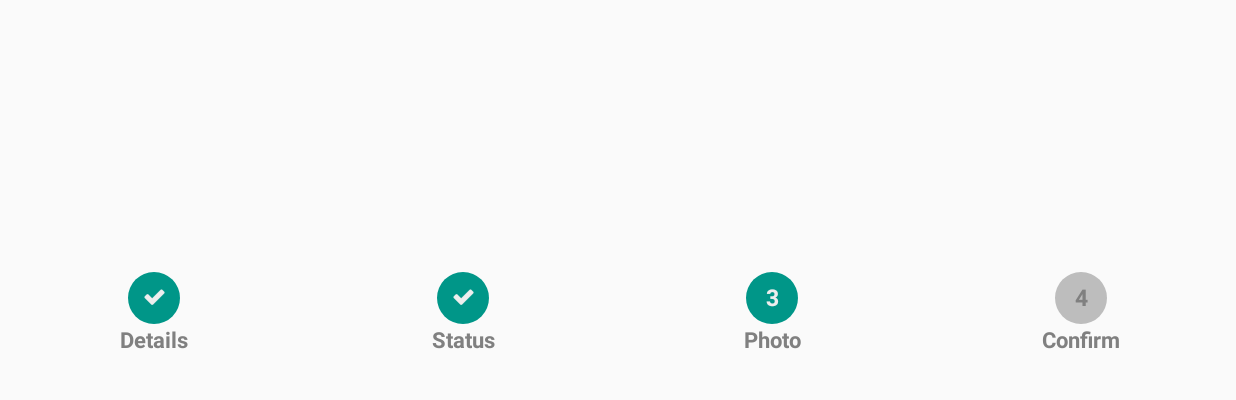
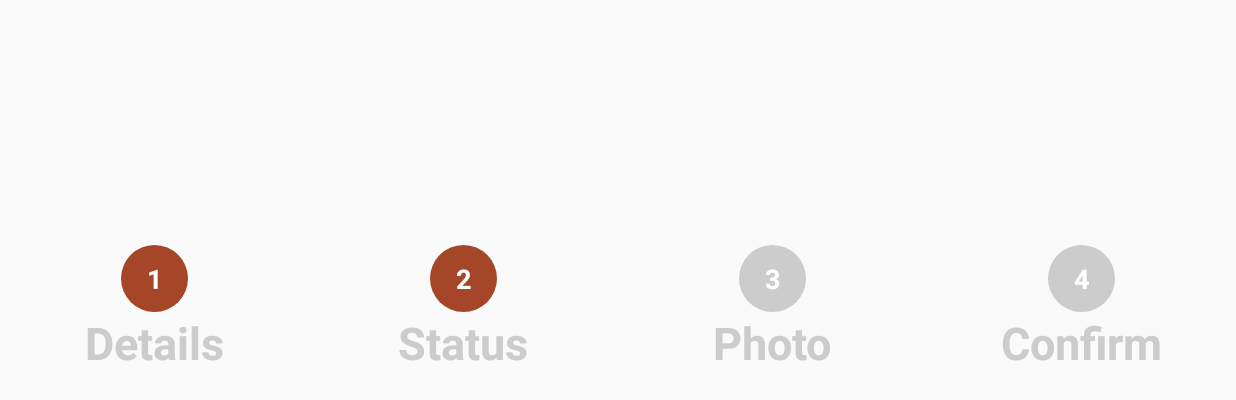
Before and after one commit to kofigyan/SoronkoStepper, an Android app: the StepperFourCheckActivity screen opened directly, with no data from a screen before it, on a phone screen of 824 x 412 dp (held sideways). Shown: the top 400 px of the screen. Run offline under Robolectric (Android 15) with nearby library versions, the phone set to English and light mode, and no system bars.

Commit message:
check Readme.md update

```diff
--- a/app/src/main/res/layout/activity_check_four_stepper.xml
+++ b/app/src/main/res/layout/activity_check_four_stepper.xml
@@ -7,18 +7,13 @@
               android:layout_height="match_parent">
 
     <com.kofigyan.soronkostepper.SoronkoStepper
-            android:layout_marginTop="6dp"
             android:layout_width="match_parent"
             android:id="@+id/soronko_stepper"
             app:ssv_maxStepperNumber="four"
-            app:ssv_currentStepperNumber="three"
-            app:ssv_checkStepperCompleted="true"
-            android:layout_height="wrap_content"
-            app:ssv_currentStepperDescriptionColor="#009688"
-            app:ssv_stepperBackgroundColor="#BDBDBD"
-            app:ssv_stepperDescriptionColor="#808080"
-            app:ssv_stepperForegroundColor="#009688"
-            app:ssv_stepperNumberBackgroundColor="#808080"
-            app:ssv_stepperNumberForegroundColor="#eeeeee"/>
+            app:ssv_currentStepperNumber="two"
+            app:ssv_stepperSize="45dp"
+            app:ssv_stepperDescriptionSize="30dp"
+            app:ssv_stepperTextSize="18sp"
+            android:layout_height="wrap_content"/>
 
 </LinearLayout>
```
Also changed, not shown: 2 other files.
